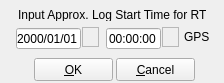
Old version of the form app/rtkconv_qt/startdlg.ui in the repository tomojitakasu/RTKLIB.
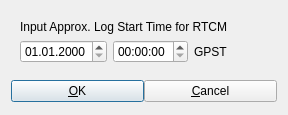
New version of the form.

Patch:
```diff
--- a/app/rtkconv_qt/startdlg.ui
+++ b/app/rtkconv_qt/startdlg.ui
@@ -6,8 +6,8 @@
    <rect>
     <x>0</x>
     <y>0</y>
-    <width>224</width>
-    <height>83</height>
+    <width>288</width>
+    <height>115</height>
    </rect>
   </property>
   <property name="toolTip">
@@ -16,179 +16,141 @@
   <property name="windowTitle">
    <string>Start Time</string>
   </property>
-  <widget class="QPushButton" name="BtnOk">
-   <property name="geometry">
-    <rect>
-     <x>34</x>
-     <y>58</y>
-     <width>79</width>
-     <height>23</height>
-    </rect>
-   </property>
-   <property name="text">
-    <string>&amp;OK</string>
-   </property>
-   <property name="enabled">
-    <bool>true</bool>
-   </property>
-   <property name="flat">
-    <bool>false</bool>
-   </property>
    <property name="toolTip">
-    <string></string>
-   </property>
-  </widget>
-  <widget class="QPushButton" name="BtnCancel">
-   <property name="geometry">
-    <rect>
-     <x>116</x>
-     <y>58</y>
-     <width>79</width>
-     <height>23</height>
-    </rect>
-   </property>
-   <property name="text">
-    <string>&amp;Cancel</string>
-   </property>
+   <string/>
+  </property>
+  <layout class="QVBoxLayout" name="verticalLayout">
+   <item>
+    <widget class="QWidget" name="Panel1" native="true">
    <property name="enabled">
     <bool>true</bool>
    </property>
-   <property name="flat">
-    <bool>false</bool>
-   </property>
    <property name="toolTip">
-    <string></string>
-   </property>
-  </widget>
-  <widget class="QLabel" name="Panel1">
-   <property name="geometry">
-    <rect>
-     <x>0</x>
-     <y>0</y>
-     <width>224</width>
-     <height>55</height>
-    </rect>
-   </property>
-   <property name="text">
-    <string></string>
-   </property>
-   <property name="enabled">
-    <bool>true</bool>
-   </property>
-   <property name="alignment">
-    <enum>Qt::AlignCenter</enum>
+      <string/>
    </property>
    <property name="layoutDirection">
     <enum>Qt::LeftToRight</enum>
    </property>
-   <property name="toolTip">
-    <string></string>
-   </property>
-   <property name="frameShape">
-    <enum>QFrame::NoFrame</enum>
-   </property>
-   <widget class="QLabel" name="Label2">
-    <property name="geometry">
-     <rect>
-      <x>184</x>
-      <y>30</y>
-      <width>25</width>
-      <height>13</height>
-     </rect>
-    </property>
-    <property name="text">
-     <string>GPST</string>
-    </property>
-    <property name="enabled">
-     <bool>true</bool>
-    </property>
-    <property name="toolTip">
-     <string></string>
-    </property>
-   </widget>
+     <property name="text" stdset="0">
+      <string/>
+     </property>
+     <layout class="QGridLayout" name="gridLayout">
+      <item row="0" column="0" colspan="3">
    <widget class="QLabel" name="Label1">
-    <property name="geometry">
-     <rect>
-      <x>18</x>
-      <y>8</y>
-      <width>188</width>
-      <height>13</height>
-     </rect>
+        <property name="enabled">
+         <bool>true</bool>
+        </property>
+        <property name="toolTip">
+         <string/>
     </property>
     <property name="text">
      <string>Input Approx. Log Start Time for RTCM</string>
     </property>
+       </widget>
+      </item>
+      <item row="1" column="0">
+       <widget class="QDateEdit" name="TimeY1">
     <property name="enabled">
      <bool>true</bool>
     </property>
     <property name="toolTip">
-     <string></string>
-    </property>
-   </widget>
-   <widget class="QLineEdit" name="TimeY1">
-    <property name="geometry">
-     <rect>
-      <x>16</x>
-      <y>28</y>
-      <width>65</width>
-      <height>21</height>
-     </rect>
-    </property>
-    <property name="text">
-     <string>2000/01/01</string>
-    </property>
+         <string/>
+        </property>
+        <property name="text" stdset="0">
+         <string>01.01.2000</string>
+        </property>
+        <property name="displayFormat">
+         <string>dd.MM.yyyy</string>
+        </property>
+       </widget>
+      </item>
+      <item row="1" column="1">
+       <widget class="QTimeEdit" name="TimeH1">
     <property name="enabled">
      <bool>true</bool>
     </property>
     <property name="toolTip">
-     <string></string>
-    </property>
-   </widget>
-   <widget class="QFrame" name="TimeY1UD">
-    <property name="geometry">
-     <rect>
-      <x>82</x>
-      <y>27</y>
-      <width>17</width>
-      <height>20</height>
-     </rect>
-    </property>
-    <property name="frameShape">
-     <enum>QFrame::StyledPanel</enum>
-    </property>
-   </widget>
-   <widget class="QLineEdit" name="TimeH1">
-    <property name="geometry">
-     <rect>
-      <x>106</x>
-      <y>28</y>
-      <width>55</width>
-      <height>21</height>
-     </rect>
-    </property>
-    <property name="text">
+         <string/>
+        </property>
+        <property name="text" stdset="0">
      <string>00:00:00</string>
     </property>
+        <property name="displayFormat">
+         <string>HH:mm:ss</string>
+        </property>
+       </widget>
+      </item>
+      <item row="1" column="2">
+       <widget class="QLabel" name="Label2">
     <property name="enabled">
      <bool>true</bool>
     </property>
     <property name="toolTip">
-     <string></string>
-    </property>
-   </widget>
-   <widget class="QFrame" name="TimeH1UD">
-    <property name="geometry">
-     <rect>
-      <x>162</x>
-      <y>27</y>
-      <width>17</width>
-      <height>20</height>
-     </rect>
-    </property>
-    <property name="frameShape">
-     <enum>QFrame::StyledPanel</enum>
-    </property>
-   </widget>
-  </widget>
- </widget>
+         <string/>
+        </property>
+        <property name="text">
+         <string>GPST</string>
+        </property>
+       </widget>
+      </item>
+     </layout>
+    </widget>
+   </item>
+   <item>
+    <widget class="QWidget" name="widget" native="true">
+     <layout class="QHBoxLayout" name="horizontalLayout">
+      <property name="spacing">
+       <number>0</number>
+      </property>
+      <property name="leftMargin">
+       <number>0</number>
+      </property>
+      <property name="topMargin">
+       <number>0</number>
+      </property>
+      <property name="rightMargin">
+       <number>0</number>
+      </property>
+      <property name="bottomMargin">
+       <number>0</number>
+      </property>
+      <item>
+       <widget class="QPushButton" name="BtnOk">
+        <property name="enabled">
+         <bool>true</bool>
+        </property>
+        <property name="toolTip">
+         <string/>
+        </property>
+        <property name="text">
+         <string>&amp;OK</string>
+        </property>
+        <property name="autoDefault">
+         <bool>true</bool>
+        </property>
+        <property name="default">
+         <bool>true</bool>
+        </property>
+       </widget>
+      </item>
+      <item>
+       <widget class="QPushButton" name="BtnCancel">
+        <property name="enabled">
+         <bool>true</bool>
+        </property>
+        <property name="toolTip">
+         <string/>
+        </property>
+        <property name="text">
+         <string>&amp;Cancel</string>
+        </property>
+       </widget>
+      </item>
+     </layout>
+    </widget>
+   </item>
+  </layout>
+ </widget>
+ <resources/>
+ <connections/>
 </ui>
```
Left out of the diff: 3 changed lines with no effect on the pictures. Lines whose indentation alone changed are shown as unchanged.
